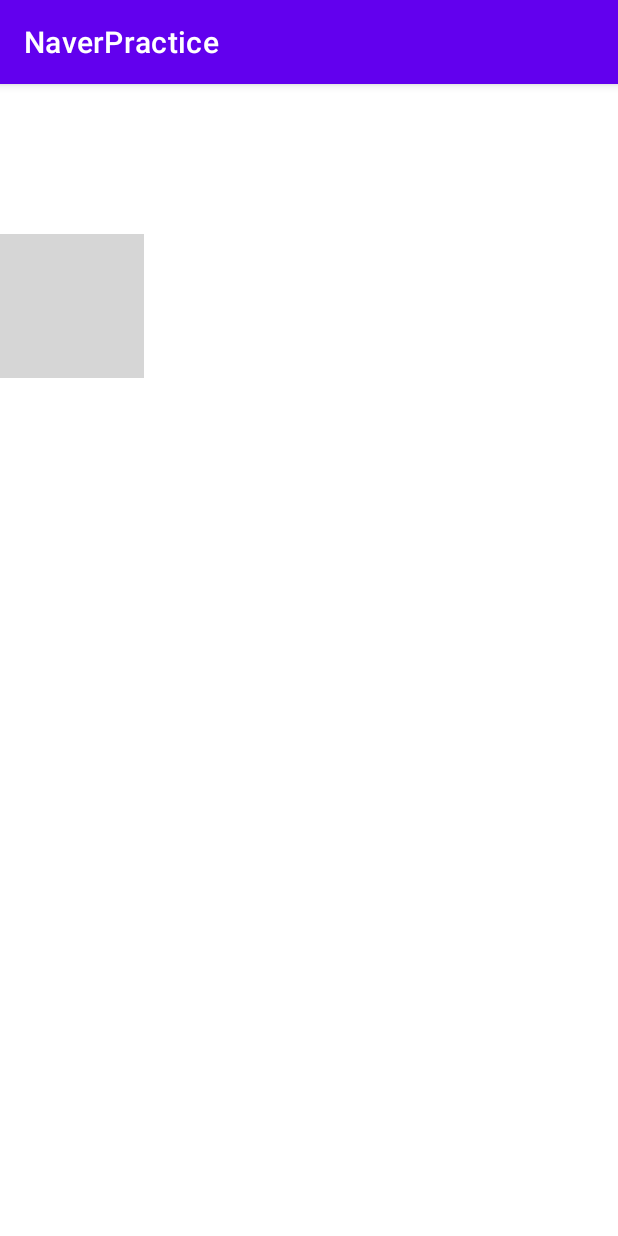
After one commit to sangjin-hash/NaverMapProject, an Android app: the MainServiceActvity screen opened directly, with no data from a screen before it, on a phone screen of 412 x 824 dp. The commit adds this screen. Run offline under Robolectric (Android 15) with nearby library versions, the phone set to English and light mode, and no system bars; grey boxes are pictures that could not be loaded.

Commit message:
Todo: Main Service start

```diff
--- /dev/null
+++ b/app/src/main/java/com/example/naverpractice/MainServiceActvity.java
@@ -0,0 +1,20 @@
+package com.example.naverpractice;
+
+import androidx.appcompat.app.AppCompatActivity;
+
+import android.os.Bundle;
+import android.widget.ImageView;
+
+public class MainServiceActvity extends AppCompatActivity {
+
+    private ImageView imageView;
+
+    @Override
+    protected void onCreate(Bundle savedInstanceState) {
+        super.onCreate(savedInstanceState);
+        setContentView(R.layout.parking_lot_activity);
+
+        imageView = findViewById(R.id.imageView1);
+        imageView.setImageResource(R.drawable.parkinglot);
+    }
+}
--- /dev/null
+++ b/app/src/main/res/layout/parking_lot_activity.xml
@@ -0,0 +1,14 @@
+<?xml version="1.0" encoding="utf-8"?>
+<LinearLayout xmlns:android="http://schemas.android.com/apk/res/android"
+    android:layout_width="match_parent"
+    android:layout_height="match_parent">
+
+    <ImageView
+        android:layout_marginTop = "100dp"
+        android:id="@+id/imageView1"
+        android:layout_width="wrap_content"
+        android:layout_height="wrap_content"
+        android:src="@drawable/parkinglot"
+        android:adjustViewBounds="true"/>
+
+</LinearLayout>
```
Also changed, not shown: app/src/main/AndroidManifest.xml (+6 -7 lines), app/src/main/java/com/example/naverpractice/GPSdistance.java (+0 -13 lines), app/src/main/java/com/example/naverpractice/MapFragmentActivity.java (+31 -5 lines), 1 other file.
